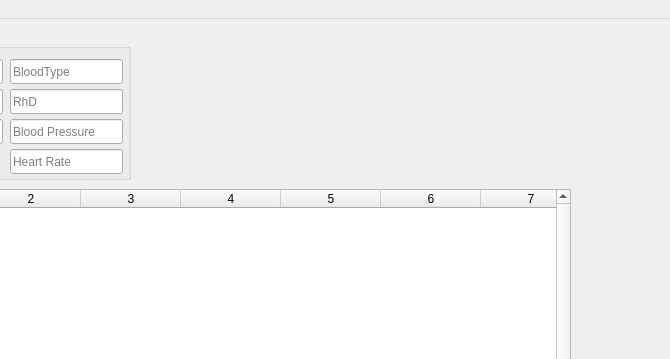
geekylthyosaur/lpnu, file OOP/cw/mainwindow.ui: the form before one commit; both pictures show x 130 to 800 and y 0 to 359 of the 800 by 600 pixel window.
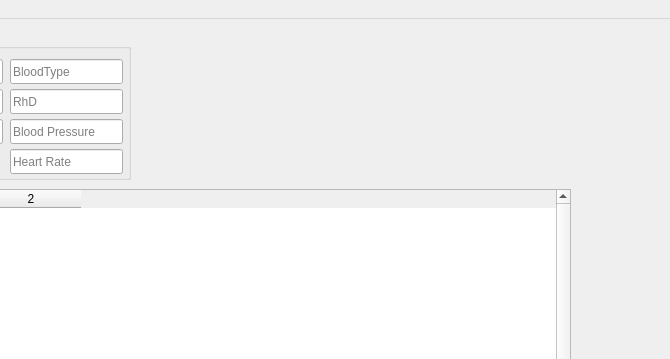
The form after the commit.

Diff of the .ui file:
```diff
--- a/OOP/cw/mainwindow.ui
+++ b/OOP/cw/mainwindow.ui
@@ -190,6 +190,36 @@
     <column/>
     <column/>
    </widget>
+   <widget class="QTableWidget" name="tableHealthy">
+    <property name="geometry">
+     <rect>
+      <x>10</x>
+      <y>170</y>
+      <width>691</width>
+      <height>401</height>
+     </rect>
+    </property>
+    <property name="verticalScrollBarPolicy">
+     <enum>Qt::ScrollBarAlwaysOn</enum>
+    </property>
+    <property name="horizontalScrollBarPolicy">
+     <enum>Qt::ScrollBarAlwaysOff</enum>
+    </property>
+    <property name="editTriggers">
+     <set>QAbstractItemView::NoEditTriggers</set>
+    </property>
+    <property name="verticalScrollMode">
+     <enum>QAbstractItemView::ScrollPerPixel</enum>
+    </property>
+    <property name="horizontalScrollMode">
+     <enum>QAbstractItemView::ScrollPerPixel</enum>
+    </property>
+    <property name="columnCount">
+     <number>2</number>
+    </property>
+    <column/>
+    <column/>
+   </widget>
   </widget>
   <widget class="QMenuBar" name="menubar">
    <property name="geometry">
```
Left out of the diff: 26 changed lines with no effect on the pictures.
